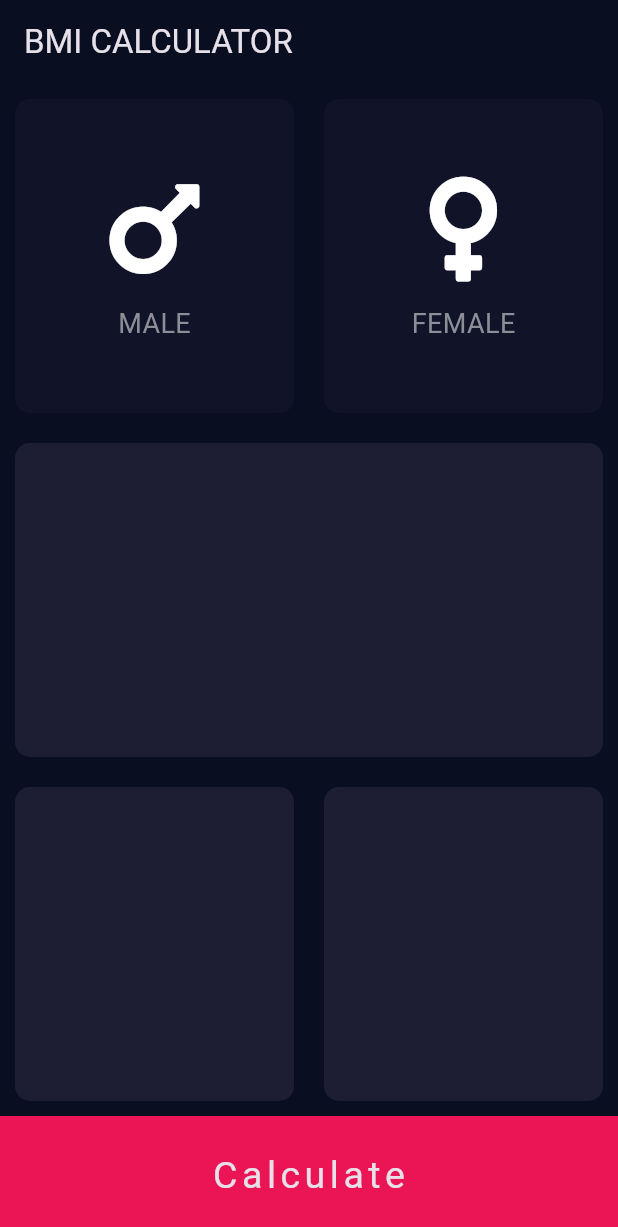
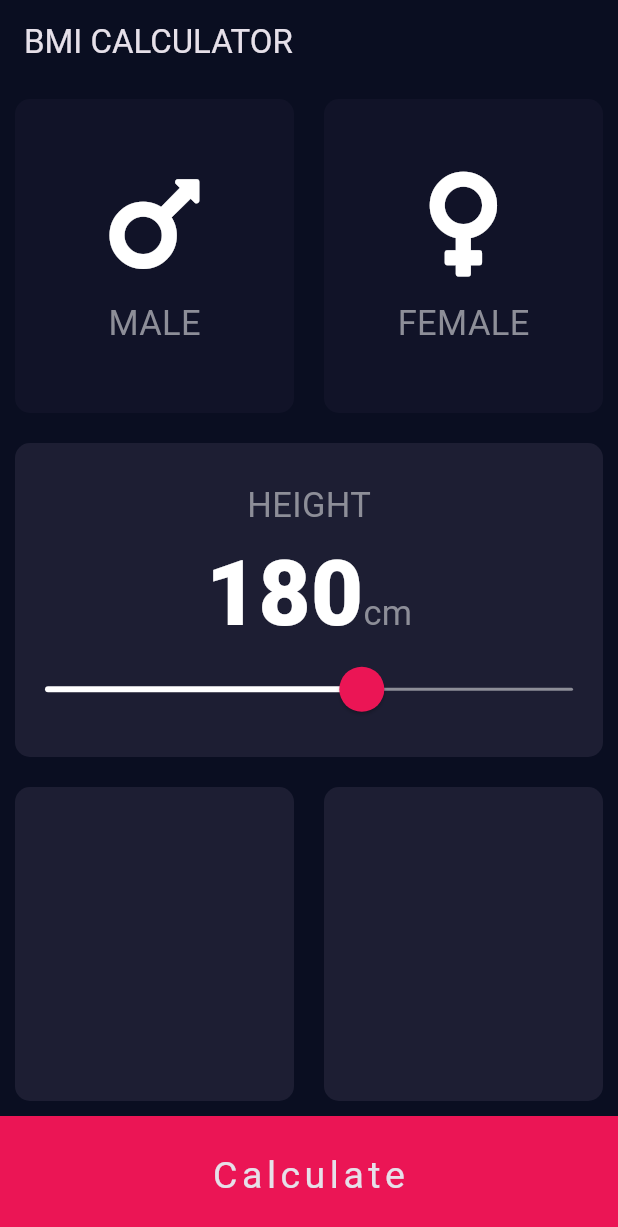
Before and after one commit to JosefTewodros12/flutter-bootcamp, a Flutter app: the screen it shows after launch, on a phone screen of 412 x 824 dp. Shown: the top 1227 px of the screen. Run offline on Flutter 3.47's test engine with Material 3 defaults, Android fonts, the phone set to English and light mode, and no system bars; our stand-ins replace audioplayers, font_awesome_flutter, rflutter_alert.

Commit message:
adjust the components and pages

```diff
--- a/chapter_8/bmi_calculator/lib/components/icon_content.dart
+++ b/chapter_8/bmi_calculator/lib/components/icon_content.dart
@@ -1,3 +1,4 @@
+import 'package:bmi_calculator/constants/constant.dart';
 import 'package:flutter/material.dart';
 import 'package:font_awesome_flutter/font_awesome_flutter.dart';
 
@@ -18,7 +19,8 @@ class IconContent extends StatelessWidget {
         SizedBox(height: 10),
         Text(
           genderText,
-          style: TextStyle(fontSize: 18, color: Color(0xFF8D8E98)),
+          //style: TextStyle(fontSize: 18, color: Color(0xFF8D8E98)),
+          style: textstyle,
         ),
       ],
     );
--- a/chapter_8/bmi_calculator/lib/components/reusable_card.dart
+++ b/chapter_8/bmi_calculator/lib/components/reusable_card.dart
@@ -15,11 +15,13 @@ class ReusableCard extends StatelessWidget {
     return GestureDetector(
       onTap: onPress,
       child: Container(
+        width: double.infinity,
         margin: EdgeInsets.all(10),
         decoration: BoxDecoration(
           color: colour,
           borderRadius: BorderRadius.all(Radius.circular(10)),
         ),
+
         child: cardChild,
       ),
     );
--- a/chapter_8/bmi_calculator/lib/constants/constant.dart
+++ b/chapter_8/bmi_calculator/lib/constants/constant.dart
@@ -7,3 +7,11 @@ const btnColor = Color(0xFFEB1555);
 
 Color maleColour = inactiveColour;
 Color femaleColour = inactiveColour;
+
+const textstyle = TextStyle(color: Color(0xFF8D8E98), fontSize: 23);
+
+const numtextstyle = TextStyle(
+  color: Colors.white,
+  fontSize: 60,
+  fontWeight: FontWeight.w900,
+);
--- a/chapter_8/bmi_calculator/lib/input_page.dart
+++ b/chapter_8/bmi_calculator/lib/input_page.dart
@@ -16,6 +16,8 @@ class InputPage extends StatefulWidget {
 
 class _InputPageState extends State<InputPage> {
   Gender? selectedGender;
+  int height = 180;
+
   @override
   Widget build(BuildContext context) {
     return Scaffold(
@@ -64,7 +66,49 @@ class _InputPageState extends State<InputPage> {
               ],
             ),
           ),
-          Expanded(child: ReusableCard(colour: Color(0xFF1D1E33))),
+          Expanded(
+            child: ReusableCard(
+              colour: Color(0xFF1D1E33),
+              cardChild: Column(
+                mainAxisAlignment: MainAxisAlignment.center,
+                children: [
+                  Text("HEIGHT", style: textstyle),
+                  Row(
+                    mainAxisAlignment: MainAxisAlignment.center,
+                    crossAxisAlignment: CrossAxisAlignment.baseline,
+                    textBaseline: TextBaseline.alphabetic,
+                    children: [
+                      Text(height.toString(), style: numtextstyle),
+                      Text("cm", style: textstyle),
+                    ],
+                  ),
+                  SliderTheme(
+                    data: SliderTheme.of(context).copyWith(
+                      activeTrackColor: Colors.white,
+                      overlayColor: Color(0x29EB1555),
+                      thumbColor: Color(0xFFEB1555),
+                      thumbShape: RoundSliderThumbShape(enabledThumbRadius: 15),
+                      overlayShape: RoundSliderThumbShape(
+                        enabledThumbRadius: 20,
+                      ),
+                      trackHeight: 2,
+                    ),
+                    child: Slider(
+                      value: height.toDouble(),
+                      min: 120,
+                      max: 220,
+                      inactiveColor: Color(0xFF8D8E98),
+                      onChanged: (double newheight) {
+                        setState(() {
+                          height = newheight.round();
+                        });
+                      },
+                    ),
+                  ),
+                ],
+              ),
+            ),
+          ),
           Expanded(
             child: Row(
               children: [
```
